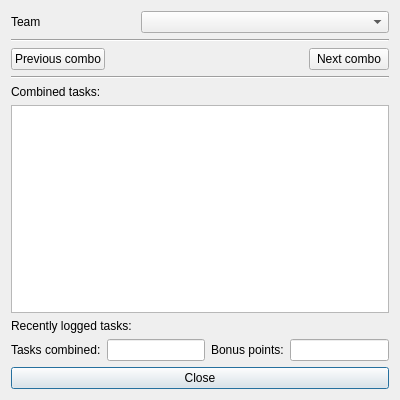
Qt form trunk/gui_combos.ui (FrankMamuda/ketoevent) before a commit.
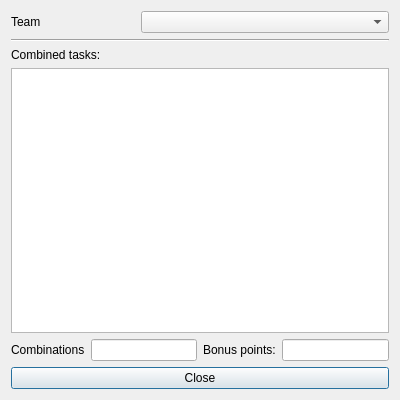
The same form after that commit. Icons and pictures are not drawn.

Patch:
```diff
--- a/trunk/gui_combos.ui
+++ b/trunk/gui_combos.ui
@@ -19,7 +19,7 @@
   </property>
   <layout class="QVBoxLayout" name="verticalLayout">
    <item>
-    <layout class="QVBoxLayout" name="layoutCombos" stretch="0,0,0,0,0,1,0,0">
+    <layout class="QVBoxLayout" name="layoutCombos" stretch="0,0,0,1,0">
      <item>
       <layout class="QHBoxLayout" name="teamLayout" stretch="1,2">
        <item>
@@ -41,44 +41,6 @@
        </property>
       </widget>
      </item>
-     <item>
-      <layout class="QHBoxLayout" name="horizontalLayout">
-       <item>
-        <widget class="QPushButton" name="pushButton">
-         <property name="text">
-          <string>Previous combo</string>
-         </property>
-        </widget>
-       </item>
-       <item>
-        <spacer name="horizontalSpacer">
-         <property name="orientation">
-          <enum>Qt::Horizontal</enum>
-         </property>
-         <property name="sizeHint" stdset="0">
-          <size>
-           <width>40</width>
-           <height>20</height>
-          </size>
-         </property>
-        </spacer>
-       </item>
-       <item>
-        <widget class="QPushButton" name="pushButton_2">
-         <property name="text">
-          <string>Next combo</string>
-         </property>
-        </widget>
-       </item>
-      </layout>
-     </item>
-     <item>
-      <widget class="Line" name="line_2">
-       <property name="orientation">
-        <enum>Qt::Horizontal</enum>
-       </property>
-      </widget>
-     </item>
      <item>
       <widget class="QLabel" name="labelCombined">
        <property name="text">
@@ -89,13 +51,6 @@
      <item>
       <widget class="QListView" name="listCombined"/>
      </item>
-     <item>
-      <widget class="QLabel" name="labelAvailable">
-       <property name="text">
-        <string>Recently logged tasks:</string>
-       </property>
-      </widget>
-     </item>
      <item>
       <layout class="QGridLayout" name="statsLayout">
        <item row="0" column="1">
@@ -108,7 +63,7 @@
        <item row="0" column="0">
         <widget class="QLabel" name="labelCombos">
          <property name="text">
-          <string>Tasks combined:</string>
+          <string>Combinations</string>
          </property>
         </widget>
        </item>
```
